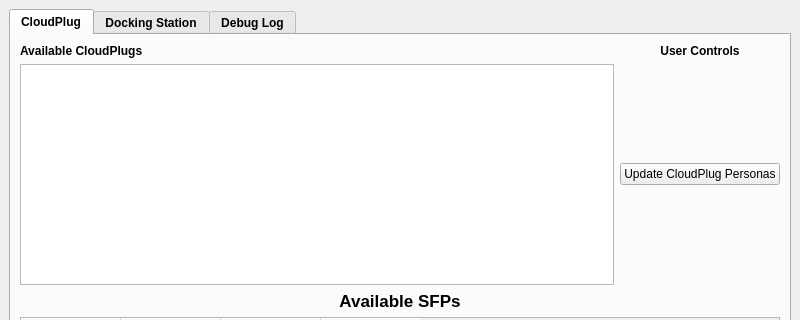
Before: the Qt Designer form src/resources/ui_files/main.ui in CMillions/Cloudplug-Control, drawn with Qt 5; both pictures show x 0 to 800 and y 0 to 320 of the 800 by 600 pixel window.
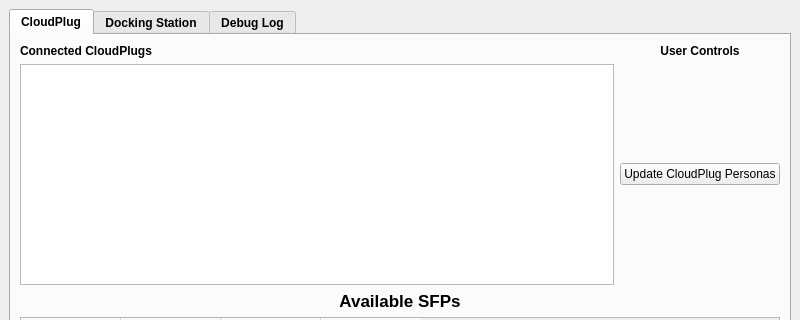
After: the same form once the commit is applied.

Commit message: Begin adding diagnostic monitoring dialog

What changed in the file:
```diff
--- a/src/resources/ui_files/main.ui
+++ b/src/resources/ui_files/main.ui
@@ -13,7 +13,22 @@
   <property name="windowTitle">
    <string>MainWindow</string>
   </property>
+  <property name="styleSheet">
+   <string notr="true"/>
+  </property>
+  <property name="animated">
+   <bool>true</bool>
+  </property>
+  <property name="tabShape">
+   <enum>QTabWidget::Rounded</enum>
+  </property>
+  <property name="dockNestingEnabled">
+   <bool>false</bool>
+  </property>
   <widget class="QWidget" name="centralwidget">
+   <property name="styleSheet">
+    <string notr="true"/>
+   </property>
    <layout class="QGridLayout" name="gridLayout">
     <item row="0" column="0">
      <widget class="QTabWidget" name="tabWidget">
@@ -23,6 +38,12 @@
         <bold>true</bold>
        </font>
       </property>
+      <property name="autoFillBackground">
+       <bool>false</bool>
+      </property>
+      <property name="styleSheet">
+       <string notr="true"/>
+      </property>
       <property name="currentIndex">
        <number>0</number>
       </property>
@@ -158,8 +179,14 @@
           </item>
           <item row="0" column="0">
            <widget class="QLabel" name="label_2">
+            <property name="font">
+             <font>
+              <weight>75</weight>
+              <bold>true</bold>
+             </font>
+            </property>
             <property name="text">
-             <string>Available CloudPlugs</string>
+             <string>Connected CloudPlugs</string>
             </property>
            </widget>
           </item>
```
Left out of the diff: 26 changed lines with no effect on the pictures. The commit also changes 6 other files.
